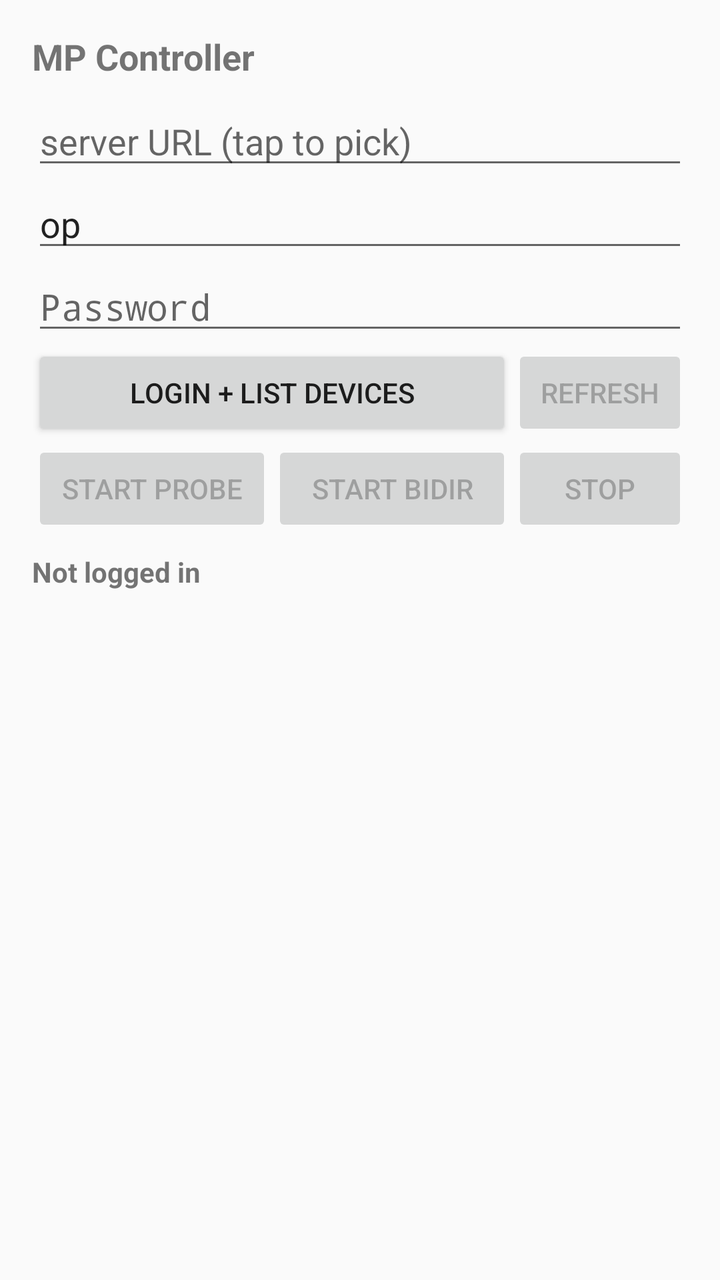
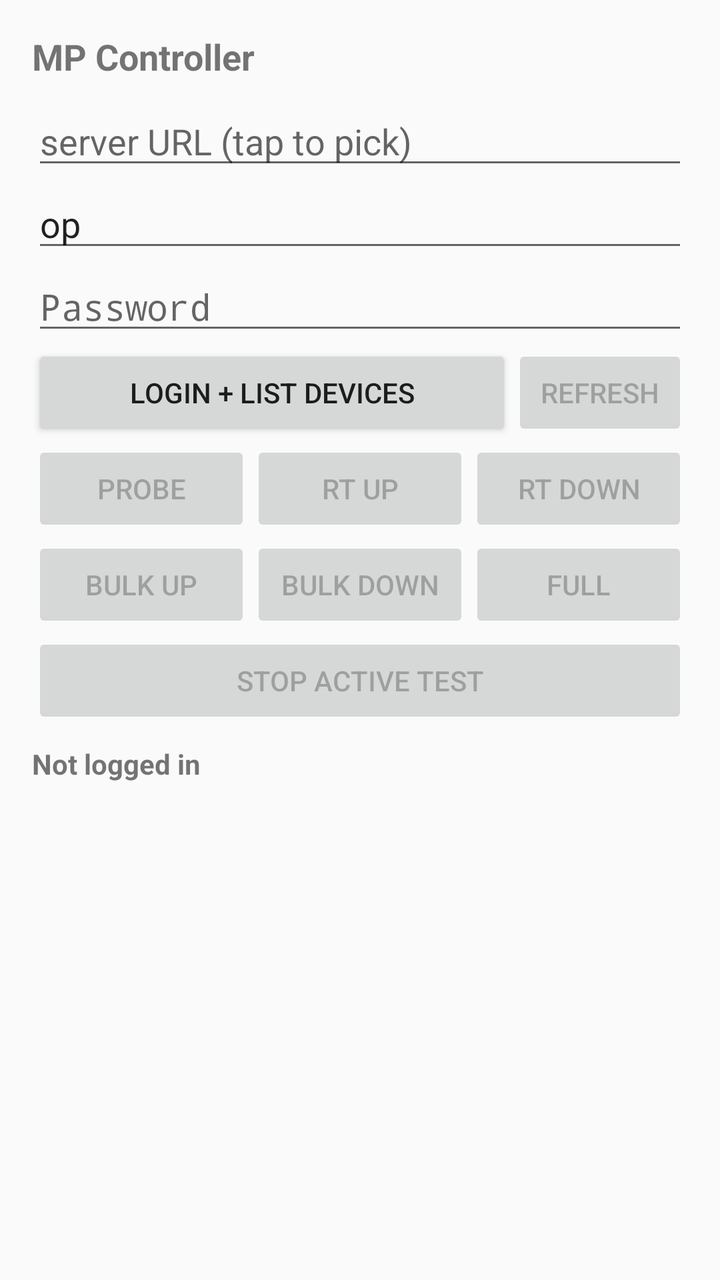

The first picture is an Android layout as it rendered before a commit; the second is the same layout after the commit. The layout source and the unified diff follow.
<!-- AndroidManifest.xml: application theme Theme.AppCompat.Light.NoActionBar -->
<!-- res/layout/activity_main.xml -->
<?xml version="1.0" encoding="utf-8"?>
<LinearLayout xmlns:android="http://schemas.android.com/apk/res/android"
    android:layout_width="match_parent"
    android:layout_height="match_parent"
    android:orientation="vertical"
    android:padding="16dp"
    android:fitsSystemWindows="true">

    <TextView
        android:layout_width="match_parent"
        android:layout_height="wrap_content"
        android:text="@string/app_name"
        android:textStyle="bold"
        android:textSize="18sp"
        android:paddingBottom="8dp" />

    <AutoCompleteTextView
        android:id="@+id/serverUrl"
        android:layout_width="match_parent"
        android:layout_height="wrap_content"
        android:hint="server URL (tap to pick)"
        android:completionThreshold="0"
        android:inputType="textUri" />

    <EditText
        android:id="@+id/username"
        android:layout_width="match_parent"
        android:layout_height="wrap_content"
        android:hint="Operator username"
        android:inputType="text"
        android:text="op" />

    <EditText
        android:id="@+id/password"
        android:layout_width="match_parent"
        android:layout_height="wrap_content"
        android:hint="Password"
        android:inputType="textPassword" />

    <LinearLayout
        android:layout_width="match_parent"
        android:layout_height="wrap_content"
        android:orientation="horizontal">

        <Button
            android:id="@+id/loginBtn"
            android:layout_width="0dp"
            android:layout_weight="1"
            android:layout_height="wrap_content"
            android:text="Login + list devices" />

        <Button
            android:id="@+id/refreshBtn"
            android:layout_width="wrap_content"
            android:layout_height="wrap_content"
            android:enabled="false"
            android:text="Refresh" />
    </LinearLayout>

    <LinearLayout
        android:layout_width="match_parent"
        android:layout_height="wrap_content"
        android:orientation="horizontal">

        <Button
            android:id="@+id/startProbeBtn"
            android:layout_width="0dp"
            android:layout_weight="1"
            android:layout_height="wrap_content"
            android:enabled="false"
            android:text="Start probe" />

        <Button
            android:id="@+id/startBidirBtn"
            android:layout_width="0dp"
            android:layout_weight="1"
            android:layout_height="wrap_content"
            android:enabled="false"
            android:text="Start bidir" />

        <Button
            android:id="@+id/stopBtn"
            android:layout_width="wrap_content"
            android:layout_height="wrap_content"
            android:enabled="false"
            android:text="Stop" />
    </LinearLayout>

    <TextView
        android:id="@+id/status"
        android:layout_width="match_parent"
        android:layout_height="wrap_content"
        android:paddingVertical="8dp"
        android:textStyle="bold"
        android:text="Not logged in" />

    <ScrollView
        android:layout_width="match_parent"
        android:layout_height="0dp"
        android:layout_weight="1">

        <TextView
            android:id="@+id/output"
            android:layout_width="match_parent"
            android:layout_height="wrap_content"
            android:fontFamily="monospace"
            android:textSize="12sp" />
    </ScrollView>
</LinearLayout>
<!-- resources referenced by this layout -->
<resources>
  <string name="app_name">MP Controller</string>
</resources>

<!-- the commit's change to res/layout/activity_main.xml (unified diff, before → after) -->
@@ -57,6 +57,7 @@
             android:text="Refresh" />
     </LinearLayout>
 
+    
     <LinearLayout
         android:layout_width="match_parent"
         android:layout_height="wrap_content"
@@ -64,27 +65,53 @@
 
         <Button
             android:id="@+id/startProbeBtn"
-            android:layout_width="0dp"
-            android:layout_weight="1"
+            android:layout_width="0dp" android:layout_weight="1"
             android:layout_height="wrap_content"
-            android:enabled="false"
-            android:text="Start probe" />
+            android:enabled="false" android:text="Probe" />
 
         <Button
-            android:id="@+id/startBidirBtn"
-            android:layout_width="0dp"
-            android:layout_weight="1"
+            android:id="@+id/startRtUpBtn"
+            android:layout_width="0dp" android:layout_weight="1"
             android:layout_height="wrap_content"
-            android:enabled="false"
-            android:text="Start bidir" />
+            android:enabled="false" android:text="RT up" />
 
         <Button
-            android:id="@+id/stopBtn"
-            android:layout_width="wrap_content"
+            android:id="@+id/startRtDownBtn"
+            android:layout_width="0dp" android:layout_weight="1"
             android:layout_height="wrap_content"
-            android:enabled="false"
-            android:text="Stop" />
+            android:enabled="false" android:text="RT down" />
     </LinearLayout>
+
+    <LinearLayout
+        android:layout_width="match_parent"
+        android:layout_height="wrap_content"
+        android:orientation="horizontal">
+
+        <Button
+            android:id="@+id/startBulkUpBtn"
+            android:layout_width="0dp" android:layout_weight="1"
+            android:layout_height="wrap_content"
+            android:enabled="false" android:text="Bulk up" />
+
+        <Button
+            android:id="@+id/startBulkDownBtn"
+            android:layout_width="0dp" android:layout_weight="1"
+            android:layout_height="wrap_content"
+            android:enabled="false" android:text="Bulk down" />
+
+        <Button
+            android:id="@+id/startFullBtn"
+            android:layout_width="0dp" android:layout_weight="1"
+            android:layout_height="wrap_content"
+            android:enabled="false" android:text="Full" />
+    </LinearLayout>
+
+    <Button
+        android:id="@+id/stopBtn"
+        android:layout_width="match_parent"
+        android:layout_height="wrap_content"
+        android:enabled="false"
+        android:text="Stop active test" />
 
     <TextView
         android:id="@+id/status"
